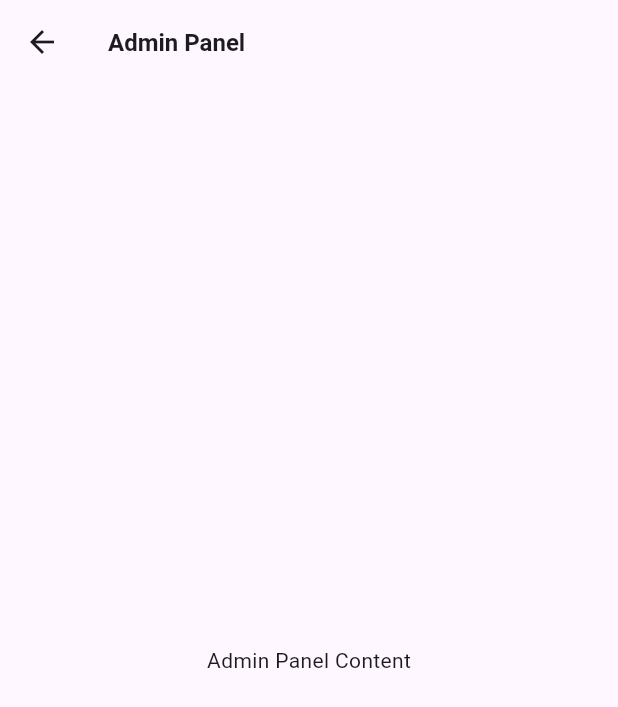
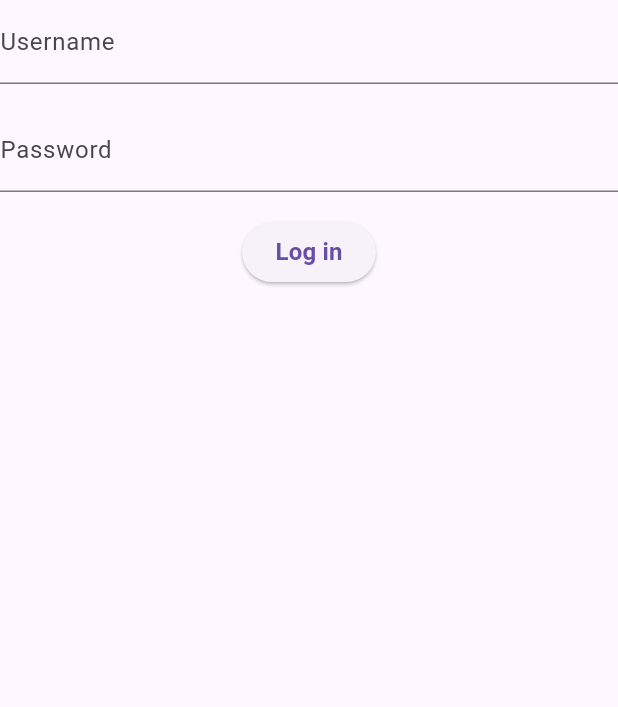
Before and after one commit to lprell123/Schluckspecht, a Flutter app: the Feedpage screen opened directly, after a tap on the "menu" icon, after a tap on "Admin Panel", on a phone screen of 412 x 824 dp. Shown: the top 707 px of the screen. Run offline on Flutter 3.47's test engine with Material 3 defaults, Android fonts, the light colour scheme and no system bars; our stand-ins replace cached_network_image, google_fonts, image_picker, timeline_tile; network calls fail.

Commit message:
UI changes, admin test panel

```diff
--- /dev/null
+++ b/lib/Adminform/Loginform.dart
@@ -0,0 +1,78 @@
+import 'package:flutter/material.dart';
+import 'package:http/http.dart' as http;
+import 'package:schluckspecht_app/Admin.dart';
+
+class LoginForm extends StatefulWidget {
+  @override
+  _LoginFormState createState() => _LoginFormState();
+}
+
+class _LoginFormState extends State<LoginForm> {
+  TextEditingController usernameController = TextEditingController();
+  TextEditingController passwordController = TextEditingController();
+
+  void handleLogin() async {
+    String username = usernameController.text;
+    String password = passwordController.text;
+
+    String apiUrl = 'http://localhost:8080/login';
+
+    try {
+
+      var response = await http.post(
+        Uri.parse(apiUrl),
+        body: {
+          'username': username,
+          'password': password,
+        },
+      );
+
+      // Check the response status
+      if (response.statusCode == 200) {
+        Navigator.push(
+          context,
+          MaterialPageRoute(builder: (context) => AdminPage()),
+        );
+      } else {
+        // Handle unsuccessful login
+        print('Login failed. Status code: ${response.statusCode}');
+      }
+    } catch (error) {
+      // Handle any network or other errors
+      print('Error during login: $error');
+    }
+  }
+
+  @override
+  Widget build(BuildContext context) {
+    return Scaffold(
+      body: SingleChildScrollView(
+        child: Column(
+          children: [
+            TextFormField(
+              controller: usernameController,
+              decoration: InputDecoration(
+                labelText: 'Username',
+                hintText: 'Enter your username',
+              ),
+            ),
+            SizedBox(height: 16.0),
+            TextFormField(
+              controller: passwordController,
+              obscureText: true,
+              decoration: InputDecoration(
+                labelText: 'Password',
+                hintText: 'Enter your password',
+              ),
+            ),
+            SizedBox(height: 16.0),
+            ElevatedButton(
+              onPressed: handleLogin,
+              child: Text('Log in'),
+            ),
+          ],
+        ),
+      ),
+    );
+  }
+}
--- a/lib/Contact.dart
+++ b/lib/Contact.dart
@@ -3,6 +3,7 @@ import 'package:http/http.dart' as http;
 import 'dart:convert';
 
 import 'AppThemes.dart';
+import 'ErrorCard.dart';
 import 'mycustomappbar.dart';
 
 
@@ -29,7 +30,7 @@ class Contactpage extends StatelessWidget {
         if (snapshot.connectionState == ConnectionState.waiting) {
           return Center(child: CircularProgressIndicator());
         } else if (snapshot.hasError) {
-          return Center(child: Text("Error: ${snapshot.error}"));
+          return Center(child: CenteredErrorCard(errorCode: "Api Request failed"));
         } else if (!snapshot.hasData || snapshot.data!.isEmpty) {
           return Center(child: Text("No data available"));
         } else {
--- /dev/null
+++ b/lib/ErrorCard.dart
@@ -0,0 +1,55 @@
+import 'package:flutter/cupertino.dart';
+import 'package:flutter/material.dart';
+import 'package:schluckspecht_app/AppThemes.dart';
+
+class CenteredErrorCard extends StatelessWidget {
+  final String errorCode;
+
+  CenteredErrorCard({required this.errorCode});
+
+  @override
+  Widget build(BuildContext context) {
+    return Center(
+      child: Card(
+        elevation: 0,
+        child: Padding(
+          padding: const EdgeInsets.all(16.0),
+          child: Column(
+            mainAxisSize: MainAxisSize.min,
+            children: <Widget>[
+              Icon(
+                Icons.error,
+                color: AppColors.PrimaryRed,
+                size: 56.0,
+              ),
+              SizedBox(height: 12.0),
+              Text(
+                'Fehler aufgetreten',
+                style: TextStyle(fontSize: 18.0, fontWeight: FontWeight.bold),
+              ),
+              SizedBox(height: 10.0),
+              GestureDetector(
+                onTap: () {
+                  showSnackBar(context, errorCode);
+                },
+                child: Icon(
+                  Icons.info_outline,
+                  color: AppColors.Primaryblue,
+                  size: 24.0,
+                ),
+              ),
+            ],
+          ),
+        ),
+      ),
+    );
+  }
+
+  void showSnackBar(BuildContext context, String errorCode) {
+    ScaffoldMessenger.of(context).showSnackBar(
+      SnackBar(
+        content: Text('Error Code: $errorCode'),
+      ),
+    );
+  }
+}
--- a/lib/Feed.dart
+++ b/lib/Feed.dart
@@ -5,6 +5,7 @@ import 'package:flutter/services.dart' as rootBundle;
 import 'package:schluckspecht_app/AppThemes.dart';
 import 'package:http/http.dart' as http;
 
+import 'ErrorCard.dart';
 import 'mycustomappbar.dart';
 
 class Feedpage extends StatelessWidget {
@@ -21,7 +22,7 @@ class Feedpage extends StatelessWidget {
         future: readApiData(),
         builder: (context, data) {
           if (data.hasError) {
-            return Center(child: Text("${data.error}"));
+            return Center(child: CenteredErrorCard(errorCode: "Api Request failed"));
           } else if (data.hasData) {
             var items = data.data as List<Posts>;
             return ListView.builder(
--- a/lib/History.dart
+++ b/lib/History.dart
@@ -5,6 +5,8 @@ import "package:schluckspecht_app/componentsTimeline/my_timeline_tile.dart";
 import 'package:flutter/services.dart' as rootBundle;
 import 'package:schluckspecht_app/mycustomappbar.dart';
 import 'package:http/http.dart' as http;
+
+import 'ErrorCard.dart';
 
 
 class Historypage extends StatelessWidget {
@@ -23,7 +25,7 @@ class Historypage extends StatelessWidget {
           future: fetchEventsFromApi(),
           builder: (context, data) {
             if(data.hasError) {
-              return Center(child: Text("${data.error}"));
+              return Center(child: CenteredErrorCard(errorCode: "Api Request failed"));
             }
             else if (data.hasData) {
               var items = data.data as List<Events>;
--- a/lib/mycustomappbar.dart
+++ b/lib/mycustomappbar.dart
@@ -1,4 +1,5 @@
 import 'package:flutter/material.dart';
+import 'package:schluckspecht_app/Adminform/Loginform.dart';
 import 'package:schluckspecht_app/AppThemes.dart';
 import 'package:google_fonts/google_fonts.dart';
 
@@ -17,9 +18,7 @@ class MyAppBar extends StatelessWidget implements PreferredSizeWidget {
       backgroundColor: Colors.white,
       elevation: 0,
       automaticallyImplyLeading: false,
-      centerTitle: true,
       title: Row(
-        mainAxisAlignment: MainAxisAlignment.spaceBetween,
         children: [
           Row(
             children: [
@@ -44,15 +43,23 @@ class MyAppBar extends StatelessWidget implements PreferredSizeWidget {
               ),
             ],
           ),
+          SizedBox(width: 10),
+          Container(
+            width: 2.0, // Adjust the width of the line as needed
+            height: 30.0, // Adjust the height of the line as needed
+            color: Colors.grey[300], // Set the color of the line
+          ),
           SizedBox(width: 8),
-          Text(
-            title,
-            style: TextStyle(
-              color: Colors.black,
-              fontSize: 18,
+          Center(child:
+            Text(
+              title,
+              style: TextStyle(
+                color: Colors.black,
+                fontSize: 18,
+              ),
             ),
           ),
-          SizedBox(width: 8),
+          Spacer(),
           Container(
             width: 50,
             height: 50,
@@ -115,7 +122,6 @@ class _MyDrawerState extends State<MyDrawer> {
                       setState(() {
                         isDarkMode = value;
                       });
-                      // You can handle the light/dark mode change here
                     },
                     activeColor: AppColors.PrimaryRed, // Color when the switch is ON
                     activeTrackColor: Colors.grey[100], // Color of the track when the switch is ON
@@ -130,10 +136,9 @@ class _MyDrawerState extends State<MyDrawer> {
               leading: Icon(Icons.admin_panel_settings),
               title: Text('Admin Panel'),
               onTap: () {
-                // Navigate to the Admin Panel page
                 Navigator.push(
                   context,
-                  MaterialPageRoute(builder: (context) => AdminPanelPage()),
+                  MaterialPageRoute(builder: (context) => LoginForm()),
                 );
               },
             ),
@@ -143,17 +148,3 @@ class _MyDrawerState extends State<MyDrawer> {
     );
   }
 }
-
-class AdminPanelPage extends StatelessWidget {
-  @override
-  Widget build(BuildContext context) {
-    return Scaffold(
-      appBar: AppBar(
-        title: Text('Admin Panel'),
-      ),
-      body: Center(
-        child: Text('Admin Panel Content'),
-      ),
-    );
-  }
-}
--- a/lib/navbar.dart
+++ b/lib/navbar.dart
@@ -3,7 +3,6 @@ import 'package:schluckspecht_app/Contact.dart';
 import 'package:schluckspecht_app/Feed.dart';
 import 'package:schluckspecht_app/History.dart';
 import 'package:schluckspecht_app/themes.dart';
-
 
 const icononeunselected = Icon(Icons.contact_page_outlined);
 const icononeselected = Icon(Icons.contact_page_rounded);
```
Also changed, not shown: lib/Admin.dart (added, +64 -0 lines), lib/Adminform/Feedpostform.dart (added, +129 -0 lines), lib/data_entry_form.dart (added, +127 -0 lines), lib/main.dart (+24 -7 lines), pubspec.yaml (+3 -56 lines), assets/Preloader.gif (added), pubspec.lock, 7 other files.
